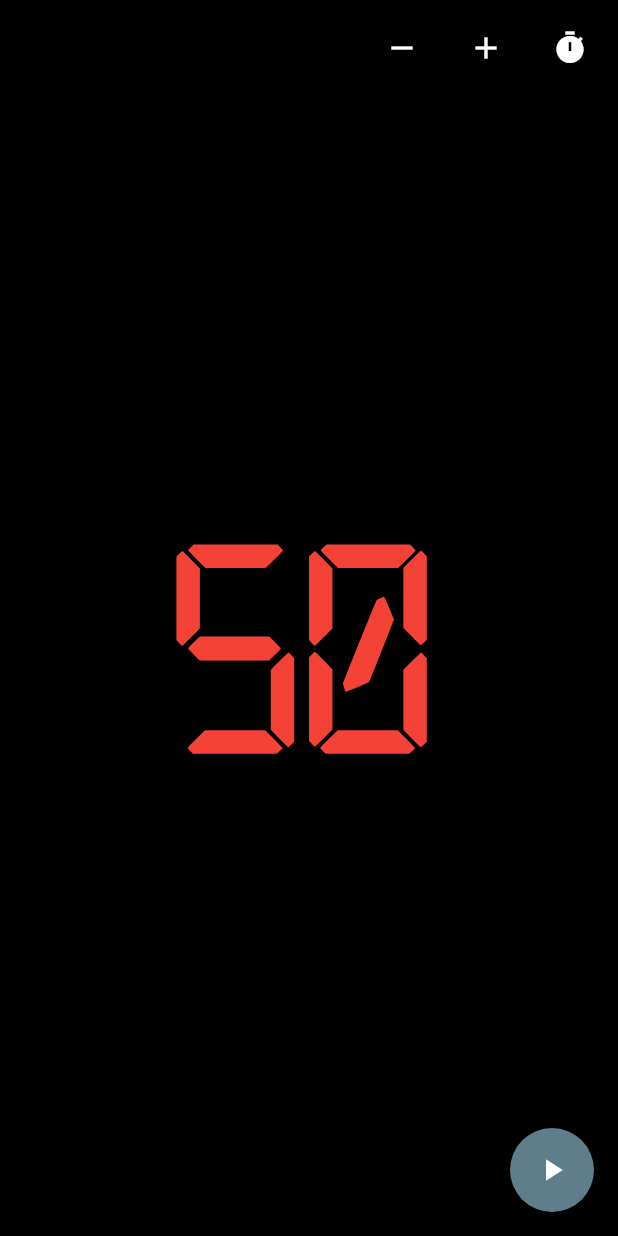
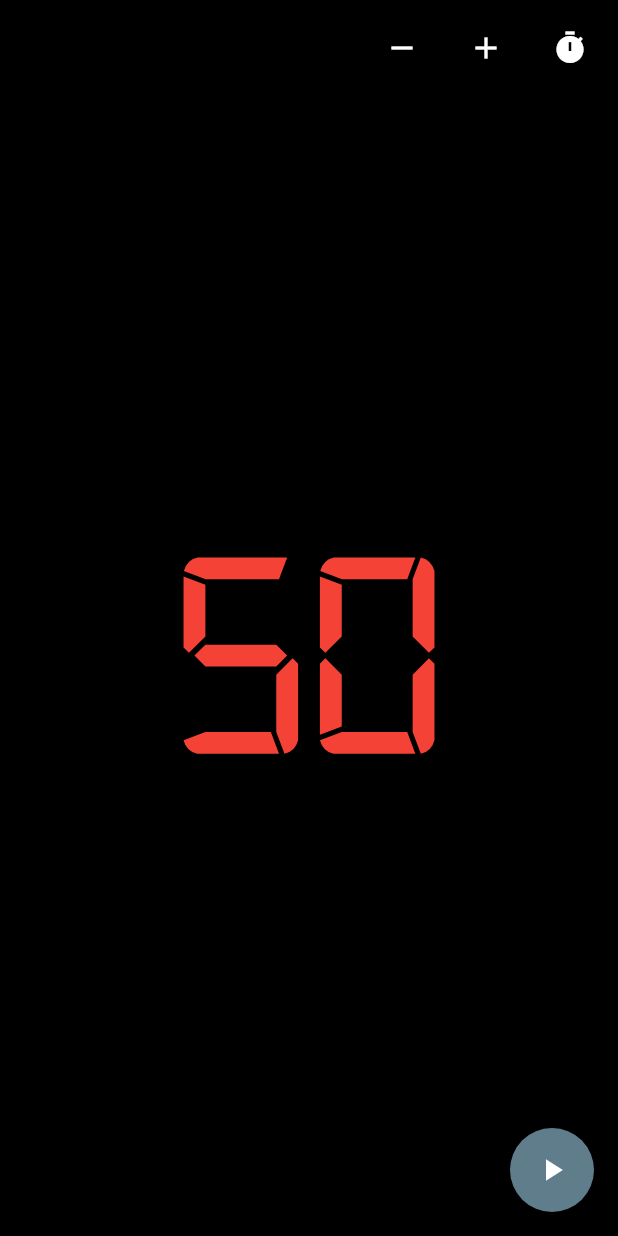
Before and after one commit to evan-buss/race-timer, a Flutter app: the screen it shows after launch, on a phone screen of 412 x 824 dp. Run offline on Flutter 3.47's test engine with Material 2 defaults, Android fonts, the phone set to English and light mode, and no system bars; our stand-ins replace audioplayers, shared_preferences.

Commit message:
Add new digital font
New font is better aligned and as such is able to take up more space.

```diff
--- a/lib/main.dart
+++ b/lib/main.dart
@@ -31,7 +31,7 @@ class MyApp extends StatelessWidget {
         backgroundColor: Colors.black,
         textTheme: TextTheme(
           display1: TextStyle(
-              color: Colors.red, fontSize: 200, fontFamily: "DigitalClock"),
+              color: Colors.red, fontSize: 200, fontFamily: "Digital"),
         ),
       ),
       home: MyHomePage(title: 'Flutter Demo Home Page'),
@@ -118,7 +118,7 @@ class _MyHomePageState extends State<MyHomePage> {
           ),
           Padding(
             padding: EdgeInsets.only(
-                bottom: 16 + MediaQuery.of(context).viewInsets.bottom),
+                bottom: 10 + MediaQuery.of(context).viewInsets.bottom),
             child: RaisedButton(
               child: Text("Set Custom Time"),
               onPressed: () {
--- a/pubspec.yaml
+++ b/pubspec.yaml
@@ -51,6 +51,9 @@ flutter:
     - family: DigitalClock
       fonts:
         - asset: "assets/fonts/Open 24 Display St.ttf"
+    - family: Digital
+      fonts:
+        - asset: "assets/fonts/digital7.ttf"
 
   # To add assets to your application, add an assets section, like this:
   # assets:
```
Also changed, not shown: assets/fonts/digital7.ttf (added), 1 other file.
